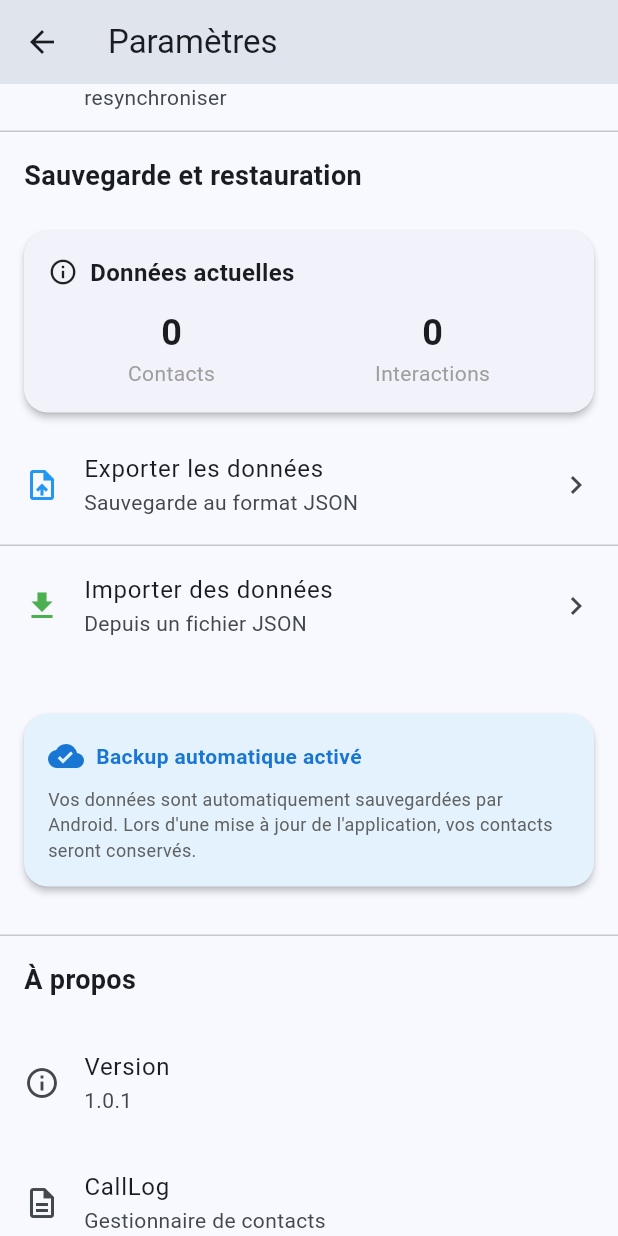
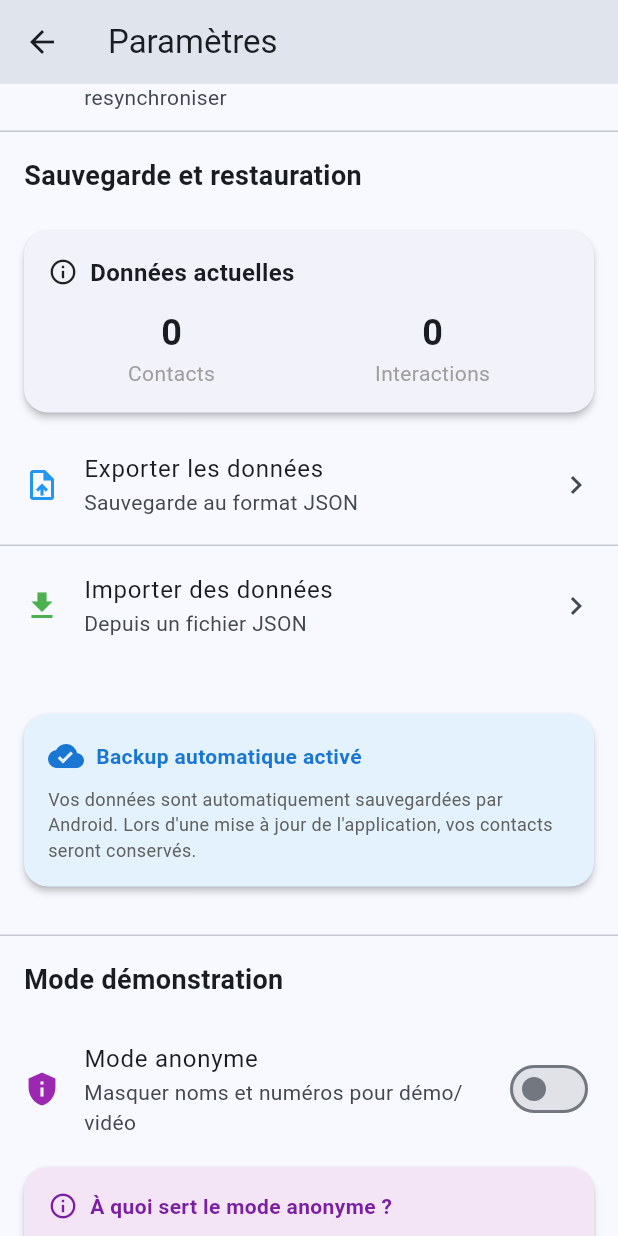
Before and after one commit to dgirard/calllog, a Flutter app: the SettingsScreen screen opened by its route, scrolled down 363 dp, on a phone screen of 412 x 824 dp. Run offline on Flutter 3.47's test engine with Material 3 defaults, Android fonts, the phone set to English and light mode, and no system bars; our stand-ins replace file_picker, flutter_contacts, permission_handler, sqflite; accounts and stored records are empty.

Commit message:
feat: ajout du mode anonyme pour démos/vidéos
Nouveau mode pour masquer les données sensibles lors de captures d'écran ou vidéos de démonstration.

Fonctionnalités:
- Toggle "Mode anonyme" dans Paramètres > Mode démonstration
- Anonymisation des noms: garde prénom, masque nom de famille (*****)
- Anonymisation des numéros: masque les 4 derniers chiffres
- Application dans ContactCard et ContactDetailScreen
- Carte d'information explicative dans Paramètres

Implémentation:
- Nouveau AnonymityProvider pour gérer l'état global
- Utilitaires anonymizeName() et anonymizePhoneNumber()
- Integration avec context.watch<AnonymityProvider>()

Utilisation:
1. Aller dans Paramètres
2. Activer "Mode anonyme"
3. Faire capture/vidéo de démo
4. Désactiver après usage

🤖 Generated with [Claude Code](https://claude.com/claude-code)

Co-Authored-By: Claude <noreply@anthropic.com>

```diff
--- a/lib/main.dart
+++ b/lib/main.dart
@@ -3,6 +3,7 @@ import 'package:flutter_localizations/flutter_localizations.dart';
 import 'package:provider/provider.dart';
 import 'providers/contacts_provider.dart';
 import 'providers/filters_provider.dart';
+import 'providers/anonymity_provider.dart';
 import 'screens/home_screen.dart';
 import 'screens/add_contact_screen.dart';
 import 'screens/contact_detail_screen.dart';
@@ -25,6 +26,7 @@ class MyApp extends StatelessWidget {
       providers: [
         ChangeNotifierProvider(create: (_) => ContactsProvider()),
         ChangeNotifierProvider(create: (_) => FiltersProvider()),
+        ChangeNotifierProvider(create: (_) => AnonymityProvider()),
       ],
       child: MaterialApp(
         title: 'CallLog',
--- /dev/null
+++ b/lib/providers/anonymity_provider.dart
@@ -0,0 +1,19 @@
+import 'package:flutter/foundation.dart';
+
+/// Provider pour gérer le mode anonyme
+/// Permet de masquer les données sensibles pour les démos/captures d'écran
+class AnonymityProvider extends ChangeNotifier {
+  bool _isAnonymousModeEnabled = false;
+
+  bool get isAnonymousModeEnabled => _isAnonymousModeEnabled;
+
+  void toggleAnonymousMode() {
+    _isAnonymousModeEnabled = !_isAnonymousModeEnabled;
+    notifyListeners();
+  }
+
+  void setAnonymousMode(bool enabled) {
+    _isAnonymousModeEnabled = enabled;
+    notifyListeners();
+  }
+}
--- a/lib/screens/settings_screen.dart
+++ b/lib/screens/settings_screen.dart
@@ -1,7 +1,9 @@
 import 'package:flutter/material.dart';
+import 'package:provider/provider.dart';
 import '../services/backup_service.dart';
 import '../services/call_log_service.dart';
 import '../services/database_service.dart';
+import '../providers/anonymity_provider.dart';
 
 /// Écran des paramètres
 class SettingsScreen extends StatefulWidget {
@@ -461,6 +463,69 @@ class _SettingsScreenState extends State<SettingsScreen> {
 
                 const SizedBox(height: 16),
 
+                // Mode anonyme
+                const Divider(),
+                const Padding(
+                  padding: EdgeInsets.all(16),
+                  child: Text(
+                    'Mode démonstration',
+                    style: TextStyle(
+                      fontSize: 18,
+                      fontWeight: FontWeight.bold,
+                    ),
+                  ),
+                ),
+
+                Consumer<AnonymityProvider>(
+                  builder: (context, anonymityProvider, child) {
+                    return SwitchListTile(
+                      secondary: const Icon(Icons.privacy_tip, color: Colors.purple),
+                      title: const Text('Mode anonyme'),
+                      subtitle: const Text('Masquer noms et numéros pour démo/vidéo'),
+                      value: anonymityProvider.isAnonymousModeEnabled,
+                      onChanged: (bool value) {
+                        anonymityProvider.setAnonymousMode(value);
+                      },
+                    );
+                  },
+                ),
+
+                Card(
+                  margin: const EdgeInsets.symmetric(horizontal: 16, vertical: 8),
+                  color: Colors.purple.shade50,
+                  child: Padding(
+                    padding: const EdgeInsets.all(16),
+                    child: Column(
+                      crossAxisAlignment: CrossAxisAlignment.start,
+                      children: [
+                        Row(
+                          children: [
+                            Icon(Icons.info_outline, color: Colors.purple.shade700, size: 20),
+                            const SizedBox(width: 8),
+                            Text(
+                              'À quoi sert le mode anonyme ?',
+                              style: TextStyle(
+                                fontWeight: FontWeight.bold,
+                                color: Colors.purple.shade700,
+                              ),
+                            ),
+                          ],
+                        ),
+                        const SizedBox(height: 8),
+                        Text(
+                          'Active ce mode pour faire des captures d\'écran ou vidéos de démo. '
+                          'Les noms de famille seront remplacés par des ******, et les 4 derniers chiffres '
+                          'des numéros de téléphone seront masqués.',
+                          style: TextStyle(
+                            fontSize: 12,
+                            color: Colors.grey.shade700,
+                          ),
+                        ),
+                      ],
+                    ),
+                  ),
+                ),
+
                 // À propos
                 const Divider(),
                 const Padding(
```
Also changed, not shown: lib/screens/contact_detail_screen.dart (+17 -4 lines), lib/utils/anonymization_utils.dart (added, +67 -0 lines), lib/widgets/contact_card.dart (+11 -1 lines).
